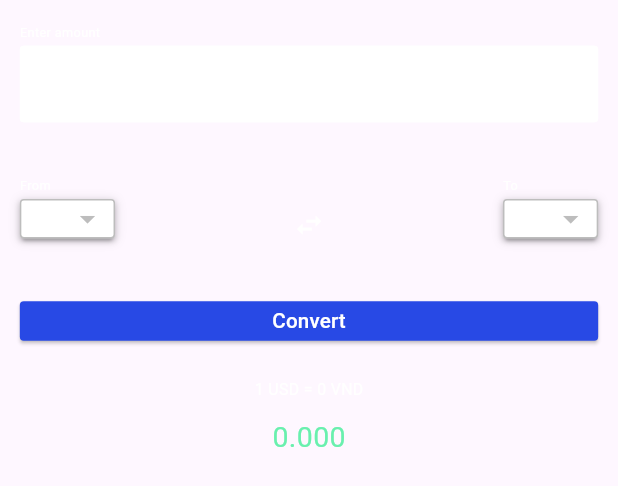
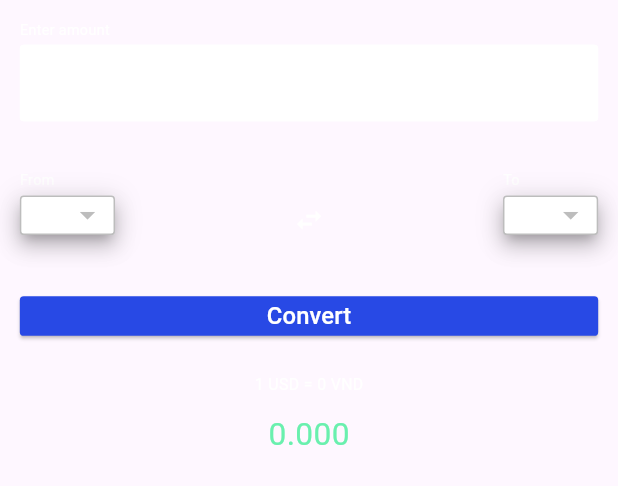
Before and after one commit to trungdai01/Currency-converter, a Flutter app: the ConverterPage widget shown alone on an empty page, opened directly, after a tap on "Convert", on a phone screen of 412 x 824 dp. Shown: the top 486 px of the screen. Run offline on Flutter 3.47's test engine with Material 3 defaults, Android fonts, the phone set to English and light mode, and no system bars; drawn by our look-alikes of dropdown_button2; network calls fail.

Commit message:
minor UI changes

```diff
--- a/lib/pages/converter_page.dart
+++ b/lib/pages/converter_page.dart
@@ -46,13 +46,13 @@ class _ConverterPageState extends State<ConverterPage> {
             crossAxisAlignment: CrossAxisAlignment.center,
             children: [
               Padding(
-                padding: EdgeInsets.symmetric(vertical: Dimension.height15, horizontal: Dimension.height10),
+                padding: EdgeInsets.all(Dimension.height10),
                 child: Column(
                   crossAxisAlignment: CrossAxisAlignment.start,
                   children: [
                     Text(
                       "Enter amount",
-                      style: TextStyle(fontSize: Dimension.font16, color: Colors.white),
+                      style: TextStyle(color: Colors.white, fontSize: Dimension.font18),
                     ),
                     SizedBox(height: Dimension.height5),
                     TextFormField(
@@ -79,10 +79,10 @@ class _ConverterPageState extends State<ConverterPage> {
                     ),
                     SizedBox(height: Dimension.height5),
                     SizedBox(
-                      height: Dimension.height15,
+                      height: Dimension.height15 + Dimension.height5,
                       child: Text(
                         inputValidate ? "" : "Please enter a valid amount",
-                        style: const TextStyle(color: Colors.redAccent),
+                        style: TextStyle(color: Colors.redAccent, fontSize: Dimension.font16),
                       ),
                     ),
                   ],
@@ -93,7 +93,6 @@ class _ConverterPageState extends State<ConverterPage> {
                   bottom: Dimension.height10,
                   right: Dimension.height10,
                   left: Dimension.height10,
-                  top: Dimension.height5,
                 ),
                 child: Row(
                   mainAxisAlignment: MainAxisAlignment.spaceBetween,
@@ -103,7 +102,7 @@ class _ConverterPageState extends State<ConverterPage> {
                       children: [
                         Text(
                           "From",
-                          style: TextStyle(color: Colors.white, fontSize: Dimension.font16),
+                          style: TextStyle(color: Colors.white, fontSize: Dimension.font18),
                         ),
                         SizedBox(height: Dimension.height5),
                         CustomDropdown(
@@ -133,7 +132,7 @@ class _ConverterPageState extends State<ConverterPage> {
                       children: [
                         Text(
                           "To",
-                          style: TextStyle(color: Colors.white, fontSize: Dimension.font16),
+                          style: TextStyle(color: Colors.white, fontSize: Dimension.font18),
                         ),
                         SizedBox(height: Dimension.height5),
                         CustomDropdown(
@@ -152,16 +151,14 @@ class _ConverterPageState extends State<ConverterPage> {
                 height: Dimension.height40 + Dimension.height10,
                 padding: EdgeInsets.symmetric(horizontal: Dimension.height10),
                 child: ElevatedButton(
-                  onPressed: () {
-                    context.read<CurrencyViewModel>().computeResult();
-                  },
+                  onPressed: () => context.read<CurrencyViewModel>().computeResult(),
                   style: ElevatedButton.styleFrom(
                     shape: RoundedRectangleBorder(borderRadius: BorderRadius.circular(Dimension.radius5)),
                     backgroundColor: AppColors.secondColor,
                   ),
                   child: Text(
                     "Convert",
-                    style: TextStyle(fontSize: Dimension.font26, color: Colors.white),
+                    style: TextStyle(fontSize: Dimension.font30, color: Colors.white),
                   ),
                 ),
               ),
@@ -172,18 +169,12 @@ class _ConverterPageState extends State<ConverterPage> {
                   children: [
                     Text(
                       "1 ${baseCurrency.toUpperCase()} = ${rateFormat.format(exchangeRate)} ${targetCurrency.toUpperCase()}",
-                      style: TextStyle(
-                        fontSize: Dimension.font20,
-                        color: Colors.white,
-                      ),
+                      style: TextStyle(color: Colors.white, fontSize: Dimension.font20),
                     ),
                     SizedBox(height: Dimension.height10 * 2),
                     Text(
                       resultFormat.format(convertResult),
-                      style: TextStyle(
-                        color: Colors.greenAccent,
-                        fontSize: Dimension.font36,
-                      ),
+                      style: TextStyle(color: Colors.greenAccent, fontSize: Dimension.font40),
                     ),
                   ],
                 ),
--- a/lib/pages/error_page.dart
+++ b/lib/pages/error_page.dart
@@ -3,10 +3,15 @@ import 'package:currency_converter/viewmodels/currency_view_model.dart';
 import 'package:flutter/material.dart';
 import 'package:provider/provider.dart';
 
-class ErrorPage extends StatelessWidget {
+class ErrorPage extends StatefulWidget {
   final String message;
   const ErrorPage({super.key, required this.message});
 
+  @override
+  State<ErrorPage> createState() => _ErrorPageState();
+}
+
+class _ErrorPageState extends State<ErrorPage> {
   @override
   Widget build(BuildContext context) {
     return Center(
@@ -15,20 +20,20 @@ class ErrorPage extends StatelessWidget {
         crossAxisAlignment: CrossAxisAlignment.center,
         children: [
           Text(
-            message,
+            widget.message,
             style: TextStyle(
-              fontSize: Dimension.font20,
+              fontSize: Dimension.font24,
               fontWeight: FontWeight.w600,
               color: Colors.white,
             ),
           ),
-          SizedBox(height: Dimension.height15),
+          SizedBox(height: Dimension.height10),
           ElevatedButton(
             onPressed: () => Provider.of<CurrencyViewModel>(context, listen: false).initData(),
             child: Text(
               "Retry",
               style: TextStyle(
-                fontSize: Dimension.font20,
+                fontSize: Dimension.font24,
                 fontWeight: FontWeight.w600,
               ),
             ),
--- a/lib/pages/home_page.dart
+++ b/lib/pages/home_page.dart
@@ -30,14 +30,16 @@ class _HomePageState extends State<HomePage> {
           ? null
           : AppBar(
               backgroundColor: AppColors.mainColor,
-              foregroundColor: Colors.white,
               title: Center(
-                child: Text(
-                  "Currency Converter",
-                  style: TextStyle(
-                    color: Colors.white,
-                    fontSize: Dimension.font36,
-                    fontWeight: FontWeight.bold,
+                child: Padding(
+                  padding: EdgeInsets.only(top: Dimension.height10),
+                  child: Text(
+                    "Currency Converter",
+                    style: TextStyle(
+                      color: Colors.white,
+                      fontSize: Dimension.font40,
+                      fontWeight: FontWeight.bold,
+                    ),
                   ),
                 ),
               ),
--- a/lib/utils/app_constants.dart
+++ b/lib/utils/app_constants.dart
@@ -24,6 +24,7 @@ class Dimension {
   static double font20 = screenHeight / 116.85;
   static double font24 = screenHeight / 97.375;
   static double font26 = screenHeight / 89.88;
+  static double font30 = screenHeight / 77.9;
   static double font36 = screenHeight / 64.92;
   static double font40 = screenHeight / 58.425;
 
--- a/lib/widgets/custom_drop_down.dart
+++ b/lib/widgets/custom_drop_down.dart
@@ -28,18 +28,18 @@ class _CustomDropdownState extends State<CustomDropdown> {
           isExpanded: true,
           menuItemStyleData: MenuItemStyleData(
             height: Dimension.height40,
-            padding: EdgeInsets.symmetric(horizontal: Dimension.width15),
+            padding: EdgeInsets.symmetric(horizontal: Dimension.width10),
           ),
           dropdownStyleData: DropdownStyleData(
             maxHeight: 30 * Dimension.height10,
             width: 8 * Dimension.width15,
-            offset: const Offset(0, -5),
+            offset: Offset(0, -Dimension.height5),
             decoration: BoxDecoration(
               borderRadius: BorderRadius.circular(Dimension.radius5),
             ),
           ),
           buttonStyleData: ButtonStyleData(
-            elevation: 2,
+            elevation: 8,
             height: Dimension.height10 + Dimension.height40,
             padding: EdgeInsets.symmetric(horizontal: Dimension.width10),
             decoration: BoxDecoration(
@@ -56,7 +56,7 @@ class _CustomDropdownState extends State<CustomDropdown> {
                 child: Text(
                   item.toUpperCase(),
                   style: TextStyle(
-                    fontSize: Dimension.font18,
+                    fontSize: Dimension.font20,
                     color: Colors.black,
                   ),
                 ),
```
Also changed, not shown: lib/pages/loading_page.dart (+8 -9 lines), pubspec.lock.
